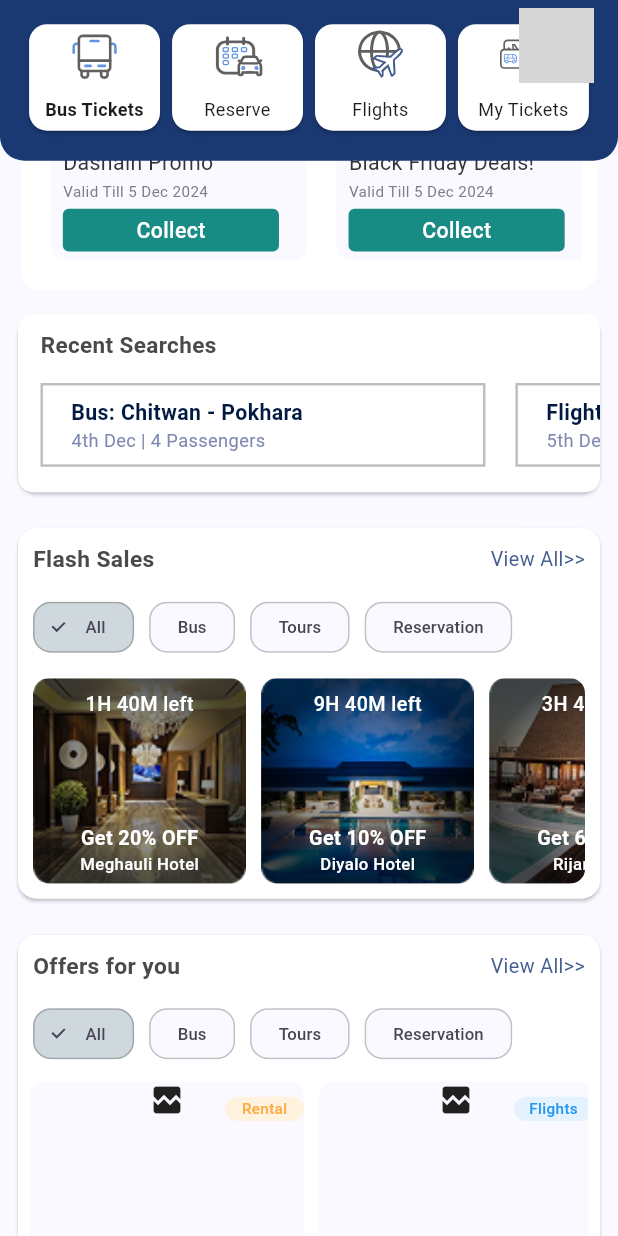
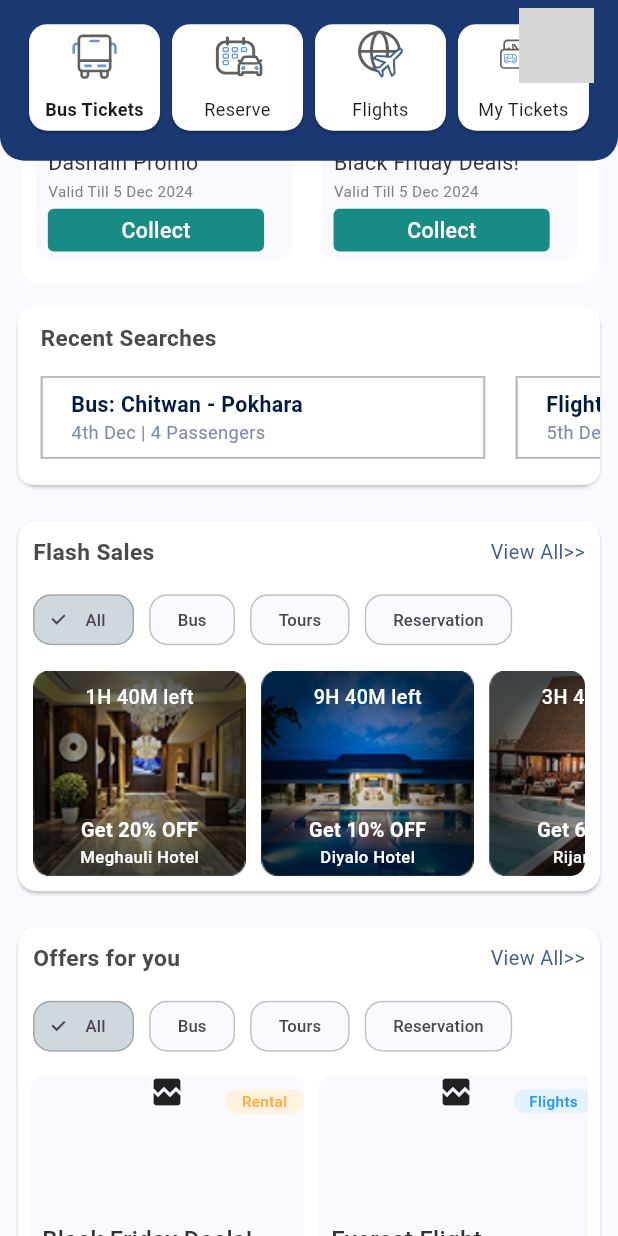
Before and after one commit to Rijan77/bus_sewa, a Flutter app: the screen it shows after launch, scrolled down 576 dp, on a phone screen of 412 x 824 dp. Run offline on Flutter 3.47's test engine with Material 3 defaults, Android fonts, the phone set to English and light mode, and no system bars; our stand-ins replace bloc, carousel_slider, equatable, flutter_bloc, flutter_screenutil, flutter_svg and 1 more; network calls fail; grey boxes are pictures that could not be loaded.

Commit message:
Polise UI design by adding padding

```diff
--- a/lib/app/feature/dashboard/presentation/widgets/homepage_widgets/promo_code/pc_container_image.dart
+++ b/lib/app/feature/dashboard/presentation/widgets/homepage_widgets/promo_code/pc_container_image.dart
@@ -90,7 +90,7 @@ class _PcContainerImageState extends State<PcContainerImage> {
           );
         }
         return Padding(
-          padding: const EdgeInsets.all(10),
+          padding: const EdgeInsets.only(top: 10, bottom: 5, right: 5),
           child: SingleChildScrollView(
             scrollDirection: Axis.horizontal,
             child: Row(
```
